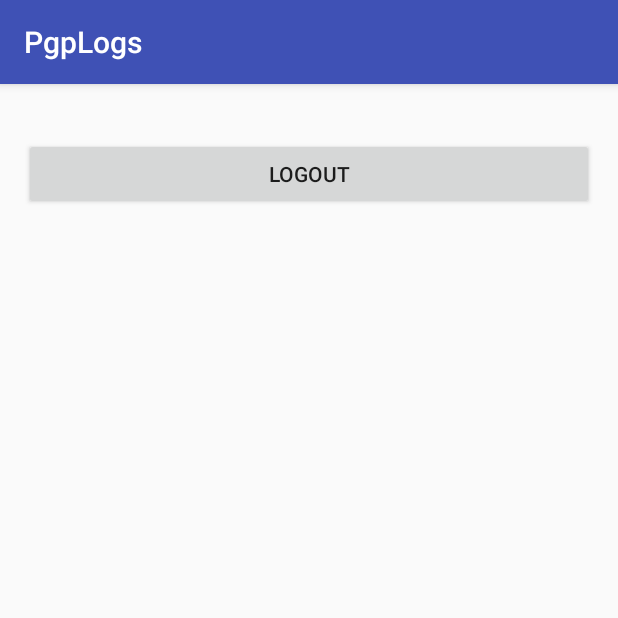
After one commit to pmajoras/pgp-logs-android, an Android app: the HomeActivity screen opened directly, with no data from a screen before it, on a phone screen of 412 x 824 dp, the top half of it. The commit adds this screen. Run offline under Robolectric (Android 15) with nearby library versions, the phone set to English and light mode, and no system bars; 1 statement that could not run was skipped.

Commit message:
Add homeActivity, add notification, add logout, add sharedPreferences.

```diff
--- /dev/null
+++ b/src/main/java/pgp/logs/HomeActivity.java
@@ -0,0 +1,57 @@
+package pgp.logs;
+
+import android.content.Intent;
+import android.support.v7.app.AppCompatActivity;
+import android.os.Bundle;
+import android.util.Log;
+import android.view.View;
+
+import pgp.logs.utils.LogAlertNotificationUtil;
+import pgp.logs.utils.LoginUtil;
+
+public class HomeActivity extends AppCompatActivity {
+
+    private LogAlertNotificationUtil mLogAlertNotificationUtil;
+
+    @Override
+    protected void onCreate(Bundle savedInstanceState) {
+        super.onCreate(savedInstanceState);
+        setContentView(R.layout.activity_home);
+        Intent intent = getIntent();
+
+        String token = intent.getExtras().getString("token");
+        mLogAlertNotificationUtil = new LogAlertNotificationUtil(this, LoginActivity.class);
+        mLogAlertNotificationUtil.generateNotification("Pgp-Logs", "Test!!!!!");
+        Log.d("PGP-LOGS", "HomeActivity >> EVENT >> onCreate >> token >>" + token);
+    }
+
+    private void redirectToLogin() {
+        Intent intent = new Intent(this, LoginActivity.class);
+        startActivity(intent);
+        finish();
+    }
+
+    public void logout(View view) {
+        LoginUtil.ResetAuthToken(this);
+        redirectToLogin();
+    }
+
+    @Override
+    public void onStart() {
+        super.onStart();
+        Log.d("PGP-LOGS", "HomeActivity >> EVENT >> onStart");
+    }
+
+    @Override
+    public void onStop() {
+        super.onStop();
+        Log.d("PGP-LOGS", "HomeActivity >> EVENT >> onStop");
+    }
+
+    @Override
+    protected void onDestroy() {
+        mLogAlertNotificationUtil.onDestroy();
+        super.onDestroy();
+        Log.d("PGP-LOGS", "HomeActivity >> EVENT >> onDestroy");
+    }
+}
--- /dev/null
+++ b/src/main/java/pgp/logs/utils/LogAlertNotificationUtil.java
@@ -0,0 +1,69 @@
+package pgp.logs.utils;
+
+
+
+import android.app.NotificationManager;
+import android.app.PendingIntent;
+import android.app.TaskStackBuilder;
+import android.content.Context;
+import android.content.Intent;
+import android.support.v7.app.NotificationCompat;
+import android.util.Log;
+
+import java.util.Random;
+import pgp.logs.R;
+
+public class LogAlertNotificationUtil implements  IDestroy {
+
+    private Context mContext;
+    private Class mClass;
+
+    public LogAlertNotificationUtil(Context context, Class activityClass) {
+        mContext = context;
+        mClass = activityClass;
+    }
+
+    public void generateNotification(String title, String content) {
+        Log.d("PGP-LOGS", "HomeActivity >> LogAlertNotificationUtil >> generateNotification >> Start");
+
+        NotificationCompat.Builder builder =
+                (NotificationCompat.Builder) new NotificationCompat.Builder(mContext)
+                        .setSmallIcon(R.drawable.common_google_signin_btn_icon_dark)
+                        .setContentTitle(title)
+                        .setContentText(content)
+                        .setAutoCancel(true);
+        // Creates an explicit intent for an Activity in your app
+        Intent resultIntent = new Intent(mContext, mClass);
+
+        // The stack builder object will contain an artificial back stack for the
+        // started Activity.
+        // This ensures that navigating backward from the Activity leads out of
+        // your application to the Home screen.
+        TaskStackBuilder stackBuilder = TaskStackBuilder.create(mContext);
+        // Adds the back stack for the Intent (but not the Intent itself)
+        stackBuilder.addParentStack(mClass);
+        // Adds the Intent that starts the Activity to the top of the stack
+        stackBuilder.addNextIntent(resultIntent);
+        PendingIntent resultPendingIntent =
+                stackBuilder.getPendingIntent(
+                        0,
+                        PendingIntent.FLAG_UPDATE_CURRENT
+                );
+
+        builder.setContentIntent(resultPendingIntent);
+
+        NotificationManager mNotificationManager =
+                (NotificationManager) mContext.getSystemService(Context.NOTIFICATION_SERVICE);
+
+        // mId allows you to update the notification later on.
+        mNotificationManager.notify(new Random().nextInt(1000000), builder.build());
+
+        Log.d("PGP-LOGS", "HomeActivity >> LogAlertNotificationUtil >> generateNotification >> Finish");
+    }
+
+    @Override
+    public void onDestroy() {
+        mClass = null;
+        mContext = null;
+    }
+}
--- /dev/null
+++ b/src/main/res/layout/activity_home.xml
@@ -0,0 +1,21 @@
+<?xml version="1.0" encoding="utf-8"?>
+<LinearLayout xmlns:android="http://schemas.android.com/apk/res/android"
+    xmlns:tools="http://schemas.android.com/tools"
+    android:id="@+id/activity_home"
+    android:layout_width="match_parent"
+    android:layout_height="match_parent"
+    android:gravity="center_horizontal"
+    android:orientation="vertical"
+    android:paddingBottom="@dimen/activity_vertical_margin"
+    android:paddingLeft="@dimen/activity_horizontal_margin"
+    android:paddingRight="@dimen/activity_horizontal_margin"
+    android:paddingTop="@dimen/activity_vertical_margin"
+    tools:context="pgp.logs.HomeActivity">
+    <Button
+        android:layout_width="match_parent"
+        android:layout_height="wrap_content"
+        android:text="@string/logout"
+        android:layout_marginTop="20dp"
+        android:onClick="logout"
+        android:id="@+id/logout"/>
+</LinearLayout>
--- a/src/main/res/layout/activity_login.xml
+++ b/src/main/res/layout/activity_login.xml
@@ -66,7 +66,8 @@
                 android:layout_height="wrap_content"
                 android:layout_marginTop="16dp"
                 android:text="@string/action_sign_in_short"
-                android:textStyle="bold" />
+                android:textStyle="bold"
+                android:onClick="login"/>
 
         </LinearLayout>
     </ScrollView>
--- /dev/null
+++ b/src/main/res/values-w820dp/dimens.xml
@@ -0,0 +1,6 @@
+<resources>
+    <!-- Example customization of dimensions originally defined in res/values/dimens.xml
+         (such as screen margins) for screens with more than 820dp of available width. This
+         would include 7" and 10" devices in landscape (~960dp and ~1280dp respectively). -->
+    <dimen name="activity_horizontal_margin">64dp</dimen>
+</resources>
--- a/src/main/res/values/strings.xml
+++ b/src/main/res/values/strings.xml
@@ -16,4 +16,5 @@
 
     <!-- Generic messages -->
     <string name="invalid_parameters">The parameters are invalid.</string>
+    <string name="logout">Logout</string>
 </resources>
```
Also changed, not shown: src/main/AndroidManifest.xml (+7 -2 lines), src/main/java/pgp/logs/LoginActivity.java (+33 -24 lines), src/main/java/pgp/logs/models/UserLoginResult.java (added, +46 -0 lines), src/main/java/pgp/logs/tasks/UserLoginTask.java (+12 -9 lines), src/main/java/pgp/logs/utils/LoginUtil.java (added, +40 -0 lines).
